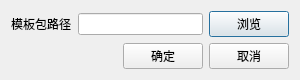
This is Src/AutoPacking/MainUi/DecPackSetting.ui in lixiaoyu0123/AutopackingAndroid as Qt 5 draws it before an edit. The edited form follows.
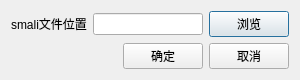
This is the edited form.

The edit to the form file:
```diff
--- a/Src/AutoPacking/MainUi/DecPackSetting.ui
+++ b/Src/AutoPacking/MainUi/DecPackSetting.ui
@@ -25,7 +25,7 @@
      <item>
       <widget class="QLabel" name="LabelPath">
        <property name="text">
-        <string>模板包路径</string>
+        <string>smali文件位置</string>
        </property>
       </widget>
      </item>
```
Left out of the diff: 2 changed lines with no effect on the pictures.
